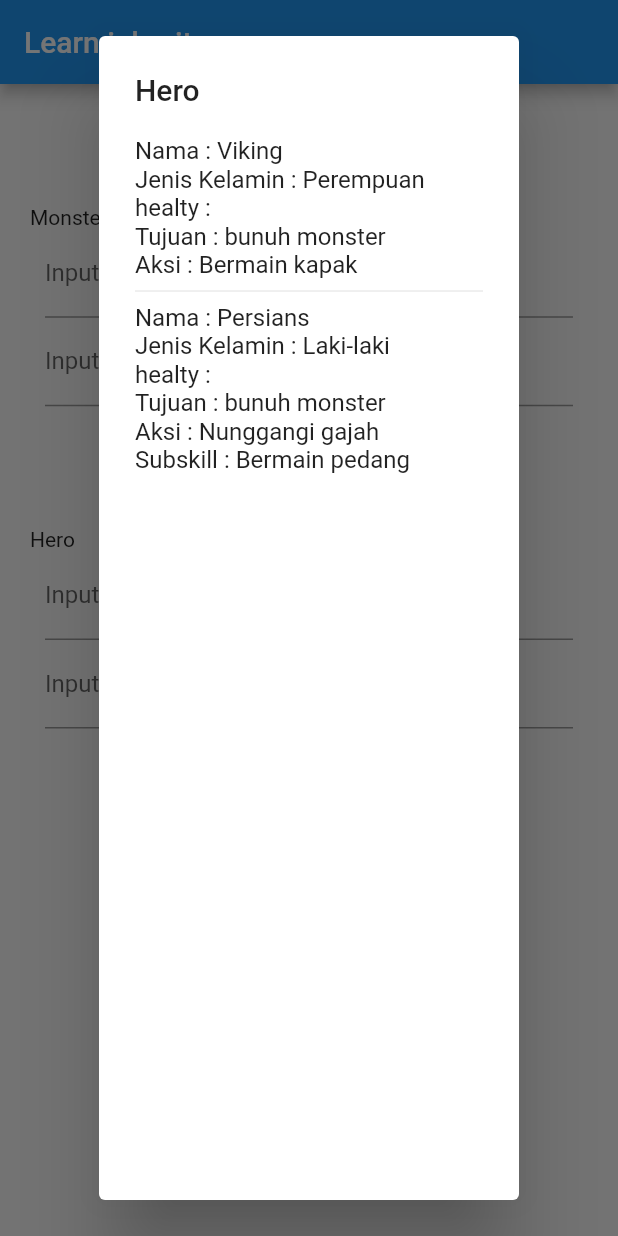
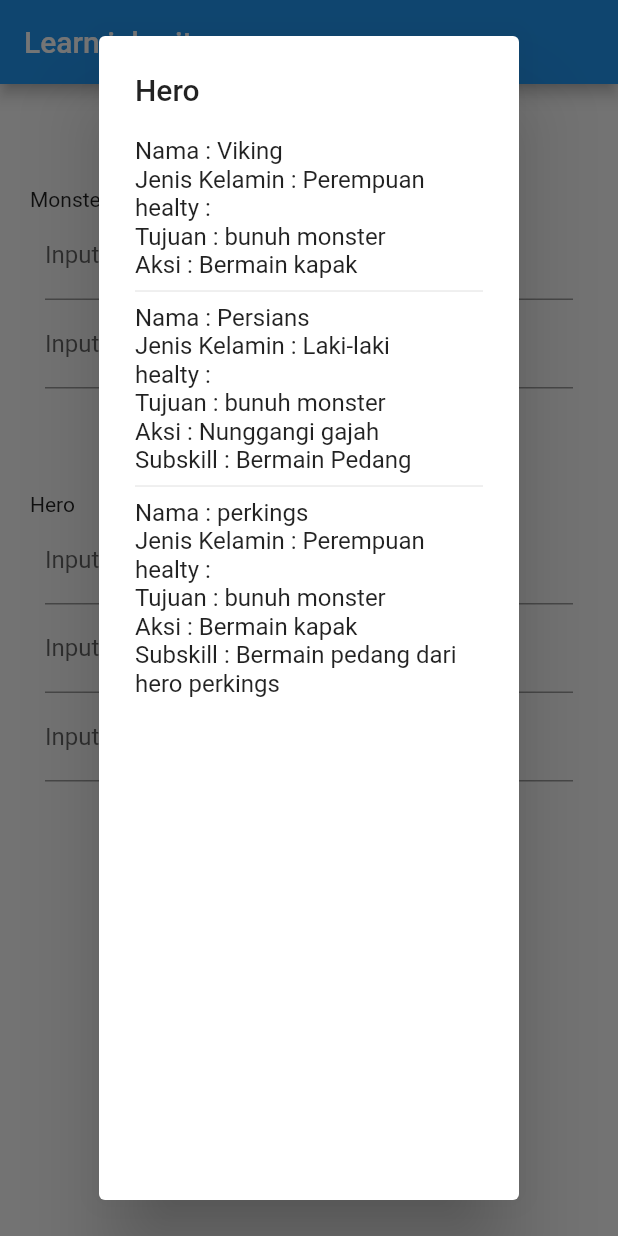
Before and after one commit to fahmi54321/learn_inheritance, a Flutter app: the screen it shows after launch, after a tap on "Cek Hero", on a phone screen of 412 x 824 dp. Run offline on Flutter 3.47's test engine with Material 2 defaults, Android fonts, the phone set to English and light mode, and no system bars.

Commit message:
implement interface class

```diff
--- a/lib/home.dart
+++ b/lib/home.dart
@@ -1,7 +1,9 @@
 import 'package:flutter/material.dart';
 import 'package:learn_inheritance/home_state.dart';
 import 'package:learn_inheritance/karakter/hero.dart';
+import 'package:learn_inheritance/karakter/hero/hero_perkings.dart';
 import 'package:learn_inheritance/karakter/hero/hero_persian.dart';
+import 'package:learn_inheritance/karakter/hero/hero_vikings.dart';
 import 'package:learn_inheritance/karakter/monster.dart';
 import 'package:learn_inheritance/karakter/monster/monster_kecoa.dart';
 import 'package:provider/provider.dart';
@@ -188,9 +190,9 @@ class _HomeState extends State<Home> {
                                         ),
                                         (hero is HeroPersia)
                                             ? Text(
-                                                'Subskill : ${hero.subSkill()}',
+                                                'Subskill : ${hero.subSkillPersian()}',
                                               )
-                                            : Container()
+                                            : (hero is HeroPerkings) ? Text('Subskill : ${hero.subSkillPersian()}') : Container()
                                       ],
                                     );
                                   }),
--- a/lib/home_state.dart
+++ b/lib/home_state.dart
@@ -1,5 +1,6 @@
 import 'package:flutter/material.dart';
 import 'package:learn_inheritance/karakter/hero.dart';
+import 'package:learn_inheritance/karakter/hero/hero_perkings.dart';
 import 'package:learn_inheritance/karakter/hero/hero_persian.dart';
 import 'package:learn_inheritance/karakter/hero/hero_vikings.dart';
 import 'package:learn_inheritance/karakter/monster.dart';
@@ -12,6 +13,7 @@ class HomeState extends ChangeNotifier {
   MonsterKecoa monsterKecoa = MonsterKecoa();
   HeroViking heroViking = HeroViking();
   HeroPersia heroPersia = HeroPersia();
+  HeroPerkings heroPerkings = HeroPerkings();
 
 
   List<MonsterKarakter> listMonster = [];
@@ -24,6 +26,7 @@ class HomeState extends ChangeNotifier {
 
     listHero.add(heroViking);
     listHero.add(heroPersia);
+    listHero.add(heroPerkings); // todo 5 tambah list hero (finish)
 
     notifyListeners();
   }
--- a/lib/karakter/hero.dart
+++ b/lib/karakter/hero.dart
@@ -1,9 +1,5 @@
 import 'package:learn_inheritance/karakter/karakter.dart';
 
-/// todo 2
-/// 1. subs parent dari karakter juga dijadikan abstract
-/// 2. sebab semua parent child dari Hero harus ada jenisKelamin
-/// 3. (next child hero dan child monster)
 
 abstract class HeroKarakter extends Karakter{
 
--- /dev/null
+++ b/lib/karakter/hero/hero_perkings.dart
@@ -0,0 +1,29 @@
+
+import 'package:learn_inheritance/karakter/hero/hero_vikings.dart';
+import 'package:learn_inheritance/karakter/interface.dart';
+
+/// todo 1 (next interface)
+/// Merupakan hero campuran dari pernikahan vikings dan persian
+/// hero ini turunan dari full dari vikings dan memiliki subskill
+/// dari persian yaitu bermain pedang
+///
+///
+/// todo 4 (next home_state)
+/// Karna hero ini memiliki subskill yang dimiliki hero persian
+/// maka hero ini harus implement dari interface subskill
+
+class HeroPerkings extends HeroViking implements SubSkill{
+
+
+  @override
+  String get nama => 'perkings';
+
+
+  // interface
+
+  @override
+  String subSkillPersian() {
+    return 'Bermain pedang dari hero perkings';
+  }
+
+}
--- a/lib/karakter/hero/hero_persian.dart
+++ b/lib/karakter/hero/hero_persian.dart
@@ -1,16 +1,15 @@
 import 'package:learn_inheritance/karakter/hero.dart';
+import 'package:learn_inheritance/karakter/interface.dart';
 
 
-/// todo 3 (finish)
-/// 1. berikut implement abstract skill dan jenis kelamin
+/// todo 3 (next hero_perkings)
+/// Nah hero persia ini memakai interface dari subskill
+/// sebab hero ini memiliki subskill
+/// dengan cara bantuan keywoard implement
 
-class HeroPersia extends HeroKarakter{
+class HeroPersia extends HeroKarakter implements SubSkill{
   @override
   String get nama => 'Persians';
-
-  String subSkill(){
-    return 'Bermain pedang';
-  }
 
   //abstract
 
@@ -23,4 +22,12 @@ class HeroPersia extends HeroKarakter{
   String jnsKelamin() {
     return 'Laki-laki';
   }
+
+
+  // interface
+
+  @override
+  String subSkillPersian() {
+    return 'Bermain Pedang';
+  }
 }
--- a/lib/karakter/hero/hero_vikings.dart
+++ b/lib/karakter/hero/hero_vikings.dart
@@ -1,8 +1,5 @@
 import 'package:learn_inheritance/karakter/hero.dart';
 
-
-/// todo 3 (finish)
-/// 1. berikut implement abstract skill dan jenis kelamin
 
 class HeroViking extends HeroKarakter {
 
--- /dev/null
+++ b/lib/karakter/interface.dart
@@ -0,0 +1,10 @@
+
+/// todo 2 (next hero_persia)
+/// agar subkill di hero persian bisa di pakai class lain
+/// maka dibuatkan interface dengan bantuan abstract class
+
+abstract class SubSkill{
+  String subSkillPersian(){
+    return 'Bermain Pedang';
+  }
+}
--- a/lib/karakter/karakter.dart
+++ b/lib/karakter/karakter.dart
@@ -1,9 +1,5 @@
 import 'package:flutter/material.dart';
 
-/// * todo 1
-/// 1. Karakter dijadikan abstract
-/// 2. method skill harus di implement ke semua child dari class karakter
-/// 3. (next hero.dart dan monster.dart)
 abstract class Karakter{
   String nama = 'Nama';
   TextEditingController healtyPointInput = TextEditingController();
--- a/lib/karakter/monster.dart
+++ b/lib/karakter/monster.dart
@@ -1,10 +1,5 @@
 import 'package:learn_inheritance/karakter/karakter.dart';
 
-
-/// todo 2
-/// 1. subs parent dari karakter juga dijadikan abstract
-/// 2. sebab semua parent child dari Monster harus ada levelBos
-/// 3. (next child hero dan child monster)
 
 abstract class MonsterKarakter extends Karakter {
   String eatingHuman() {
--- a/lib/karakter/monster/monster_kecoa.dart
+++ b/lib/karakter/monster/monster_kecoa.dart
@@ -1,8 +1,5 @@
 import 'package:learn_inheritance/karakter/monster.dart';
 
-
-/// todo 3 (finish)
-/// 1. berikut implement abstract skill dan level boss
 
 class MonsterKecoa extends MonsterKarakter{
 
--- a/lib/karakter/monster/monster_tikus.dart
+++ b/lib/karakter/monster/monster_tikus.dart
@@ -1,8 +1,5 @@
 import 'package:learn_inheritance/karakter/monster.dart';
 
-
-/// todo 3 (finish)
-/// 1. berikut implement abstract skill dan level boss
 
 class MonsterTikus extends MonsterKarakter{
 
```
